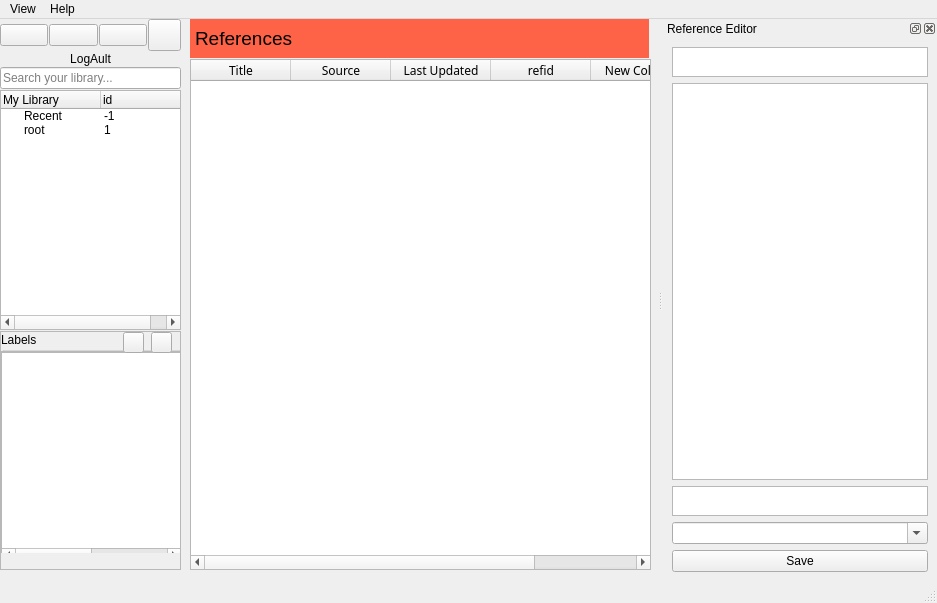
Above: logault.ui from SyedHusaini/LOGault before the change. Below: the same form after it.
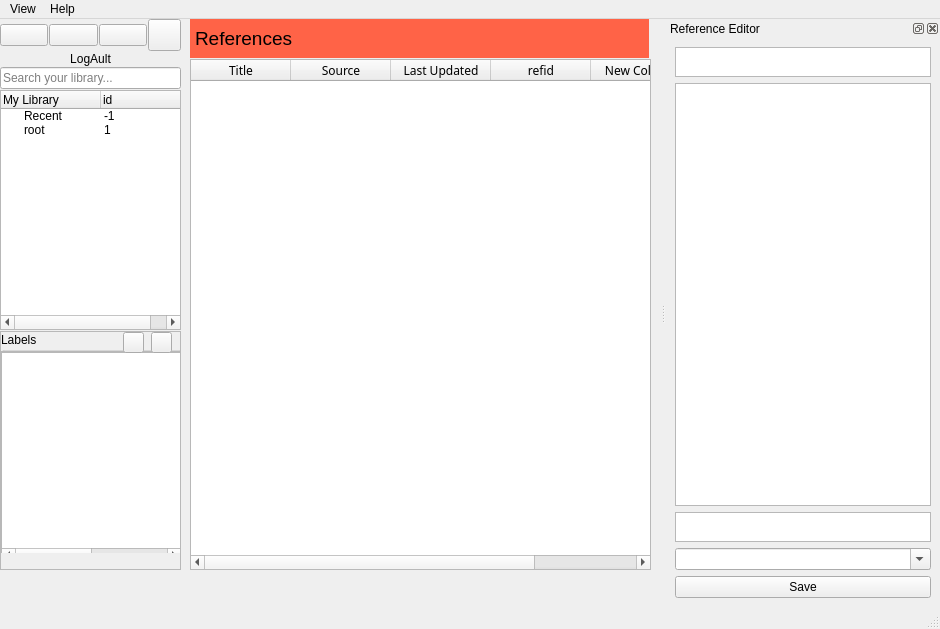
That is the form after the change. Icons and pictures are not drawn.

Diff of the .ui file:
```diff
--- a/logault.ui
+++ b/logault.ui
@@ -6,8 +6,8 @@
    <rect>
     <x>0</x>
     <y>0</y>
-    <width>937</width>
-    <height>603</height>
+    <width>940</width>
+    <height>629</height>
    </rect>
   </property>
   <property name="windowTitle">
@@ -466,8 +466,8 @@
     <rect>
      <x>0</x>
      <y>0</y>
-     <width>937</width>
-     <height>22</height>
+     <width>940</width>
+     <height>26</height>
     </rect>
    </property>
    <widget class="QMenu" name="menuHelp">
```
Left out of the diff: 8 changed lines with no effect on the pictures.
